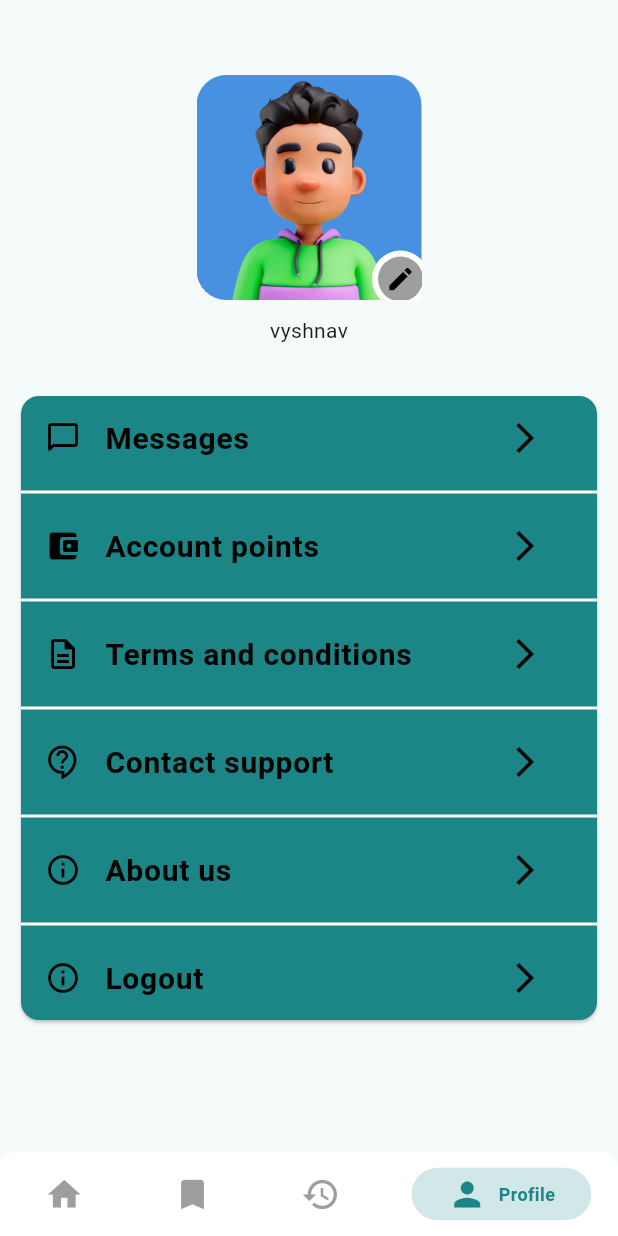
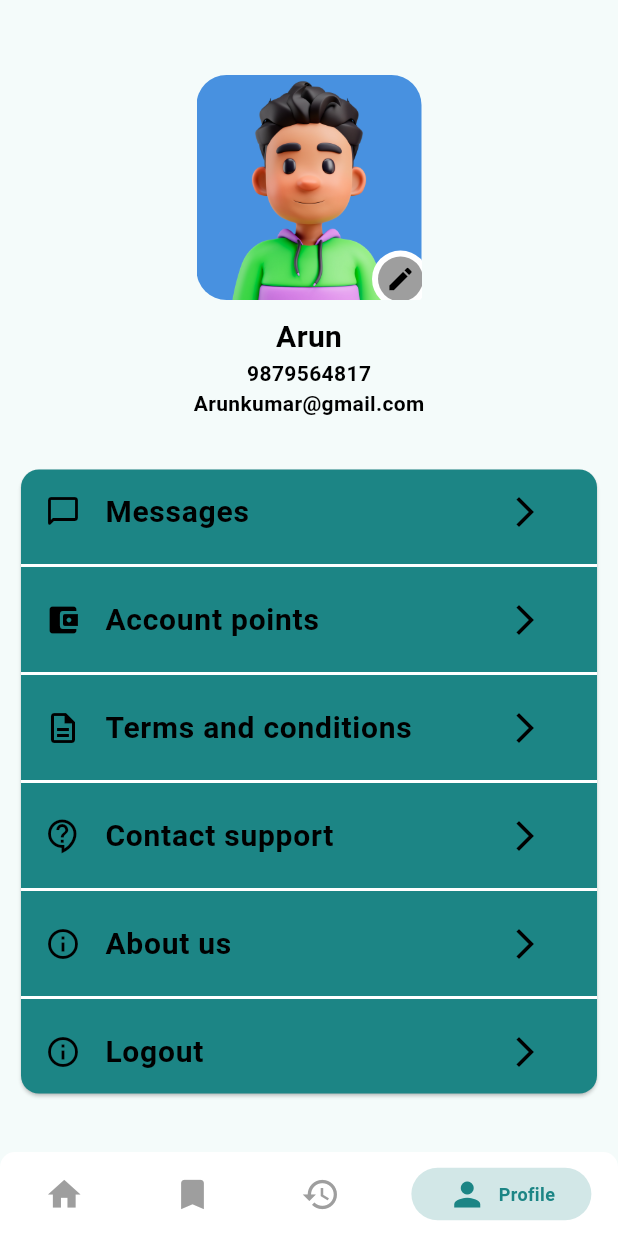
Before and after one commit to Ashfak07/quick-mech, a Flutter app: the screen it shows after launch, item 4 of the bottom bar chosen, on a phone screen of 412 x 824 dp. Run offline on Flutter 3.47's test engine with Material 3 defaults, Android fonts, the phone set to English and light mode, and no system bars; drawn by our look-alikes of persistent_bottom_nav_bar; our stand-ins replace animated_text_kit, font_awesome_flutter, geolocator, google_fonts, image_picker and 1 more; missing offline and left inert: dart:ffi, flutter_pannable_rating_bar; network calls fail.

Commit message:
add chnges

```diff
--- a/lib/model/profile_model.dart
+++ b/lib/model/user_model.dart
@@ -1,11 +1,11 @@
-class ProfileModel {
+class UserModel {
   String? name;
   String? email;
   String? mobile;
   String? image;
-  ProfileModel({this.name, this.email, this.mobile, this.image});
+  UserModel({this.name, this.email, this.mobile, this.image});
 
-  factory ProfileModel.fromJson(Map<String, dynamic> json) => ProfileModel(
+  factory UserModel.fromJson(Map<String, dynamic> json) => UserModel(
         name: json["name"],
         email: json["email"],
         mobile: json["mobile"],
--- a/lib/utils/database/user_db.dart
+++ b/lib/utils/database/user_db.dart
@@ -1,9 +1,10 @@
-List<Map<String, dynamic>> user = [
-    {
-      'name': 'Arun',
-      'email': 'Arunkumar@gmail.com',
-      'mobile': "9879564817",
-      'image':
-          'https://i.pinimg.com/originals/d6/30/8a/d6308a0357b762ee72b49b482f125ef7.jpg'
-    }
-  ];
+import 'package:quickmech/model/user_model.dart';
+
+List<UserModel> UserData = [
+  UserModel(
+    image: 'assets/jpg/avatar.jpg',
+    name: 'Arun',
+    mobile: '9879564817',
+    email: 'Arunkumar@gmail.com',
+  ),
+];
--- a/lib/view/profile_screen/profile_screen.dart
+++ b/lib/view/profile_screen/profile_screen.dart
@@ -1,7 +1,6 @@
 import 'package:flutter/material.dart';
-import 'package:google_fonts/google_fonts.dart';
-import 'package:provider/provider.dart';
 import 'package:quickmech/utils/color_constants.dart';
+import 'package:quickmech/utils/database/user_db.dart';
 import 'package:quickmech/utils/textstyle_constants.dart';
 import 'package:quickmech/view/Edit_profile/edit_profile.dart';
 import 'package:quickmech/view/login_screen/login_screen.dart';
@@ -34,7 +33,9 @@ class _ProfileScreenState extends State<ProfileScreen> {
                   Container(
                     decoration: BoxDecoration(
                         image: DecorationImage(
-                            image: AssetImage('assets/jpg/avatar.jpg'),
+                            image: AssetImage(
+                              UserData[0].image.toString(),
+                            ),
                             fit: BoxFit.cover),
                         borderRadius: BorderRadius.circular(20)),
                     height: 150,
@@ -68,7 +69,18 @@ class _ProfileScreenState extends State<ProfileScreen> {
               SizedBox(
                 height: 10,
               ),
-              Text('vyshnav'),
+              Text(
+                UserData[0].name.toString(),
+                style: TextStyleConstants.heading3,
+              ),
+              Text(
+                UserData[0].mobile.toString(),
+                style: TextStyleConstants.heading5,
+              ),
+              Text(
+                UserData[0].email.toString(),
+                style: TextStyleConstants.heading5,
+              ),
               SizedBox(
                 height: 20,
               ),
```
Also changed, not shown: lib/controller/profile_controller/profile_controller.dart (deleted, +0 -13 lines), lib/mechanic_module/view/history_screen/history_screen.dart (+38 -1 lines), lib/utils/database/database.dart (+13 -25 lines).
